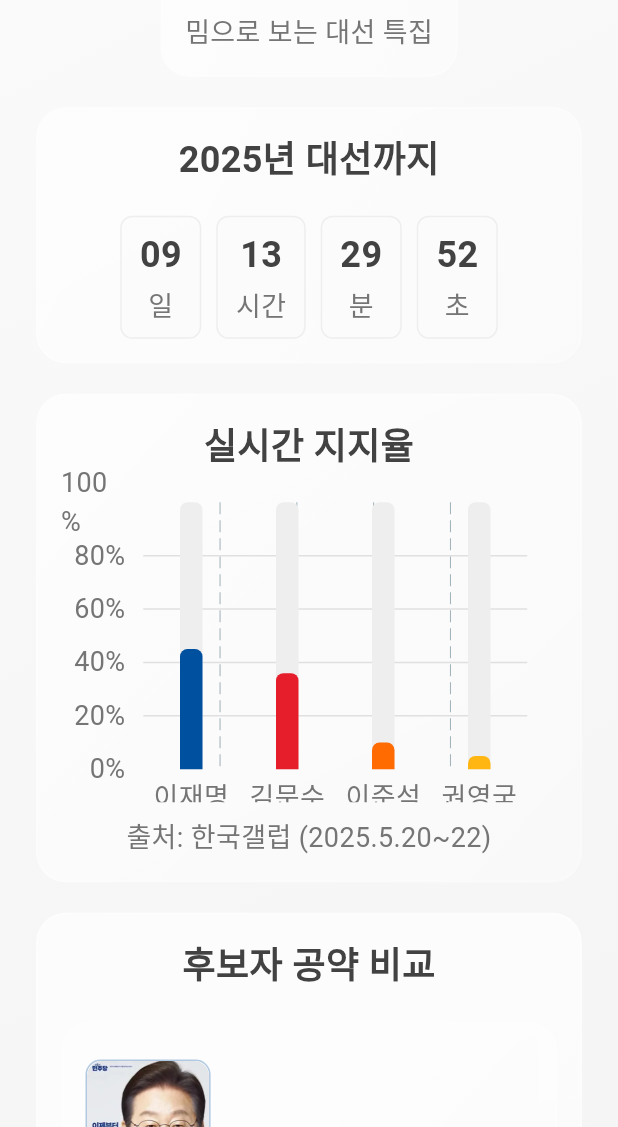
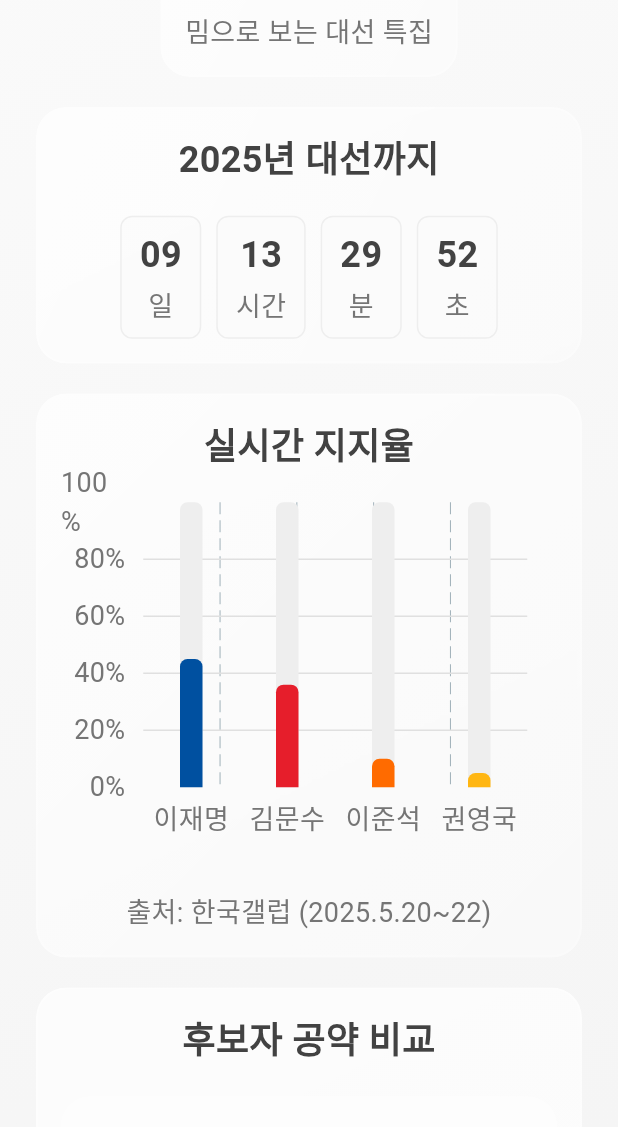
Before and after one commit to jangjia01234/ez-vote-kr, a Flutter app: the screen it shows after launch, on a phone screen of 412 x 824 dp, the part 109-1236 px from its top. Run offline on Flutter 3.47's test engine with Material 3 defaults, Android fonts, the light colour scheme and no system bars; drawn by our look-alikes of fl_chart.

Commit message:
fix: 실시간 지지율 차트 레이아웃 개선 - 차트 높이 증가(200→250), 하단 레이블 공간 확보(40), 패딩 조정

```diff
--- a/lib/screens/home_page.dart
+++ b/lib/screens/home_page.dart
@@ -256,9 +256,9 @@ class _HomePageState extends State<HomePage> {
           ),
           const SizedBox(height: 20),
           SizedBox(
-            height: 200,
+            height: 250,
             child: Padding(
-              padding: const EdgeInsets.only(right: 20),
+              padding: const EdgeInsets.only(right: 20, bottom: 20),
               child: BarChart(
                 BarChartData(
                   alignment: BarChartAlignment.spaceAround,
@@ -287,13 +287,15 @@ class _HomePageState extends State<HomePage> {
                     bottomTitles: AxisTitles(
                       sideTitles: SideTitles(
                         showTitles: true,
+                        reservedSize: 40,
                         getTitlesWidget: (value, meta) {
                           const names = ['이재명', '김문수', '이준석', '권영국'];
                           return Padding(
-                            padding: const EdgeInsets.only(top: 5),
+                            padding: const EdgeInsets.only(top: 8),
                             child: Text(
                               names[value.toInt()],
                               style: AppTextStyles.subtitle(context),
+                              textAlign: TextAlign.center,
                             ),
                           );
                         },
```
